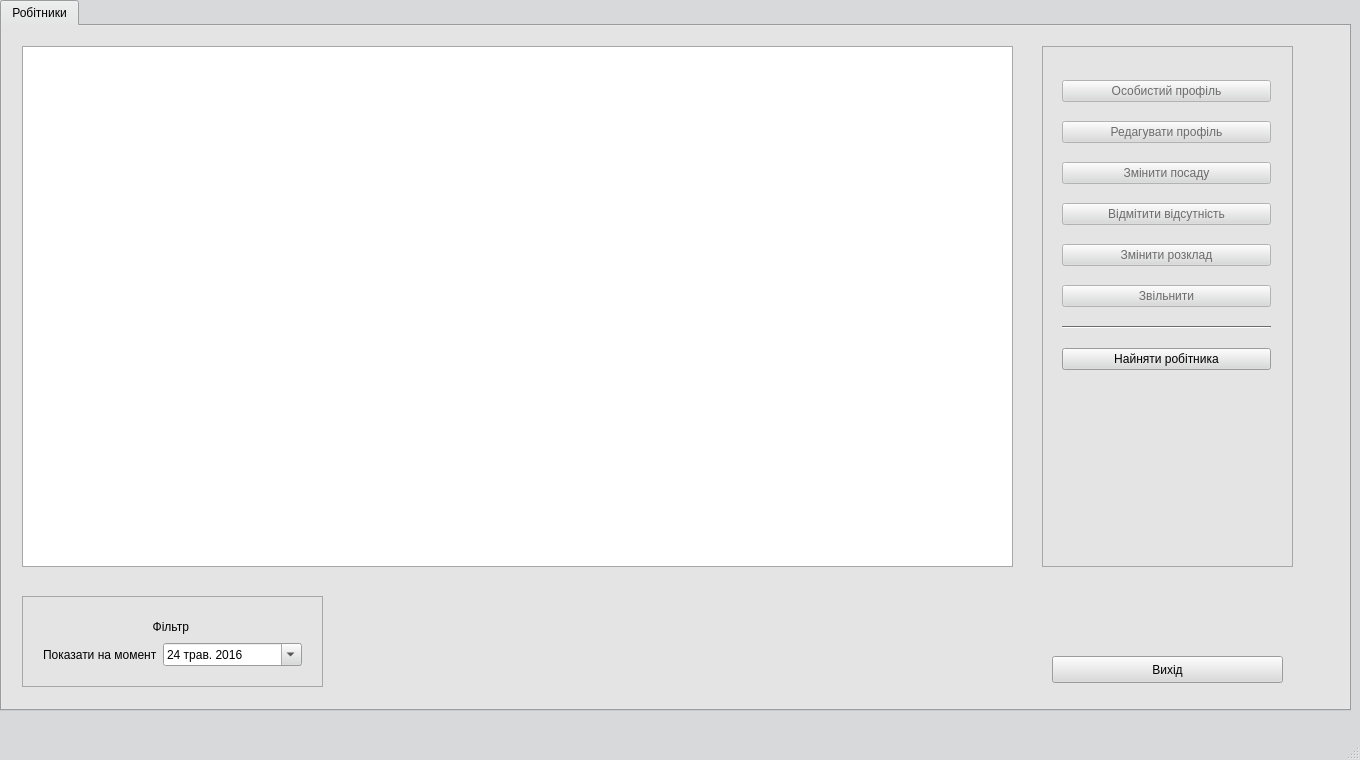
Old version of the form hr_department.ui in the repository landrew31/db_course_work.
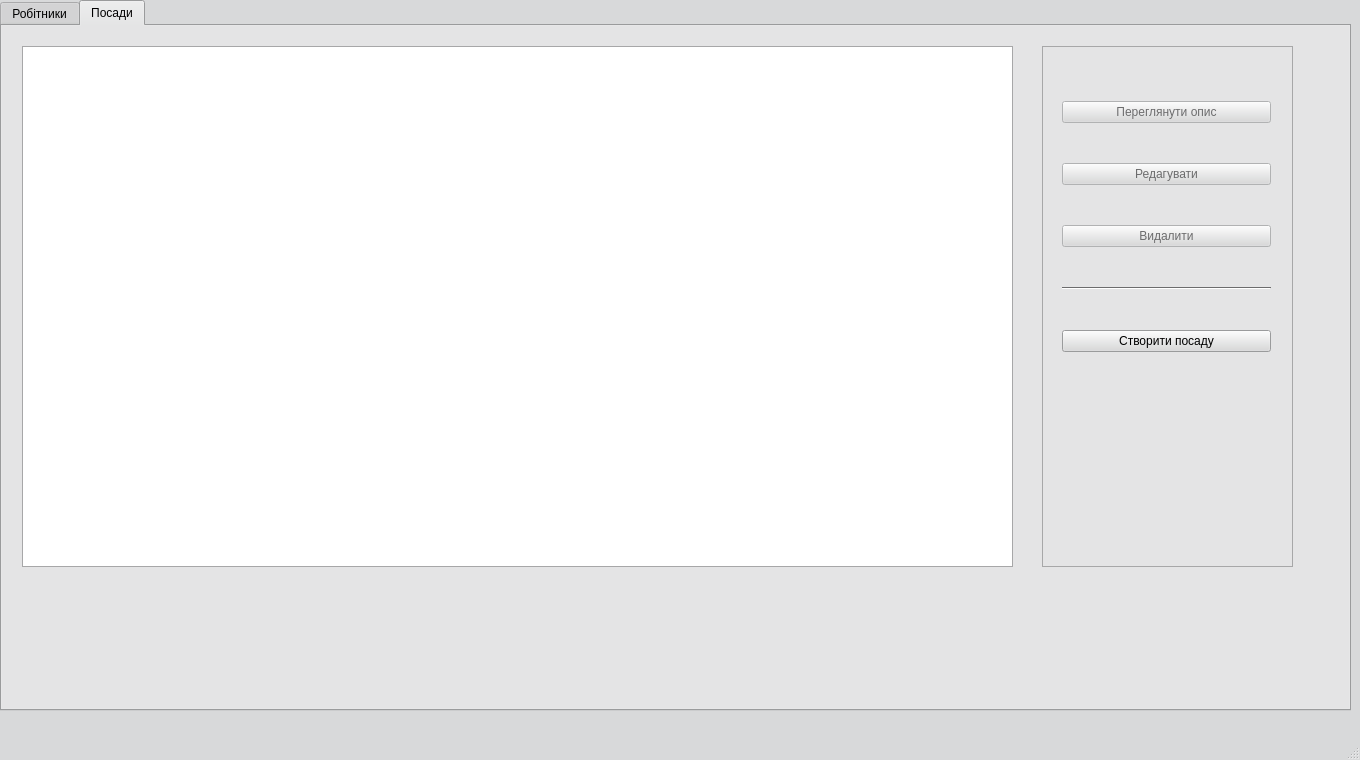
New version of the form.

Commit message: positions tab added. editPosition dialog added

Patch:
```diff
--- a/hr_department.ui
+++ b/hr_department.ui
@@ -478,7 +478,7 @@
      <string>&lt;html&gt;&lt;head/&gt;&lt;body&gt;&lt;p&gt;&lt;br/&gt;&lt;/p&gt;&lt;/body&gt;&lt;/html&gt;</string>
     </property>
     <property name="currentIndex">
-     <number>0</number>
+     <number>1</number>
     </property>
     <widget class="QWidget" name="tab_stuff">
      <property name="enabled">
@@ -736,6 +736,108 @@
       </widget>
      </widget>
     </widget>
+    <widget class="QWidget" name="tab_positions">
+     <attribute name="title">
+      <string>Посади</string>
+     </attribute>
+     <widget class="QTableView" name="table_positions">
+      <property name="geometry">
+       <rect>
+        <x>20</x>
+        <y>20</y>
+        <width>991</width>
+        <height>521</height>
+       </rect>
+      </property>
+     </widget>
+     <widget class="QFrame" name="frame_actions_3">
+      <property name="geometry">
+       <rect>
+        <x>1040</x>
+        <y>20</y>
+        <width>251</width>
+        <height>521</height>
+       </rect>
+      </property>
+      <property name="frameShape">
+       <enum>QFrame::StyledPanel</enum>
+      </property>
+      <property name="frameShadow">
+       <enum>QFrame::Raised</enum>
+      </property>
+      <widget class="QWidget" name="gridLayoutWidget_3">
+       <property name="geometry">
+        <rect>
+         <x>9</x>
+         <y>10</y>
+         <width>231</width>
+         <height>341</height>
+        </rect>
+       </property>
+       <layout class="QGridLayout" name="gridLayout_3">
+        <item row="5" column="0">
+         <widget class="QPushButton" name="button_addPosition">
+          <property name="cursor">
+           <cursorShape>PointingHandCursor</cursorShape>
+          </property>
+          <property name="text">
+           <string>Створити посаду</string>
+          </property>
+         </widget>
+        </item>
+        <item row="1" column="0">
+         <widget class="QPushButton" name="button_editPosition">
+          <property name="enabled">
+           <bool>false</bool>
+          </property>
+          <property name="cursor">
+           <cursorShape>PointingHandCursor</cursorShape>
+          </property>
+          <property name="toolTip">
+           <string/>
+          </property>
+          <property name="text">
+           <string>Редагувати</string>
+          </property>
+         </widget>
+        </item>
+        <item row="0" column="0">
+         <widget class="QPushButton" name="button_showPositInfo">
+          <property name="enabled">
+           <bool>false</bool>
+          </property>
+          <property name="cursor">
+           <cursorShape>PointingHandCursor</cursorShape>
+          </property>
+          <property name="text">
+           <string>Переглянути опис</string>
+          </property>
+         </widget>
+        </item>
+        <item row="2" column="0">
+         <widget class="QPushButton" name="button_deletePosition">
+          <property name="enabled">
+           <bool>false</bool>
+          </property>
+          <property name="cursor">
+           <cursorShape>PointingHandCursor</cursorShape>
+          </property>
+          <property name="text">
+           <string>Видалити</string>
+          </property>
+         </widget>
+        </item>
+        <item row="4" column="0">
+         <widget class="Line" name="line_3">
+          <property name="orientation">
+           <enum>Qt::Horizontal</enum>
+          </property>
+         </widget>
+        </item>
+       </layout>
+      </widget>
+     </widget>
+    </widget>
    </widget>
   </widget>
   <widget class="QMenuBar" name="menuBar">
```
Left out of the diff: 10 changed lines with no effect on the pictures. The commit also changes 16 other files.
